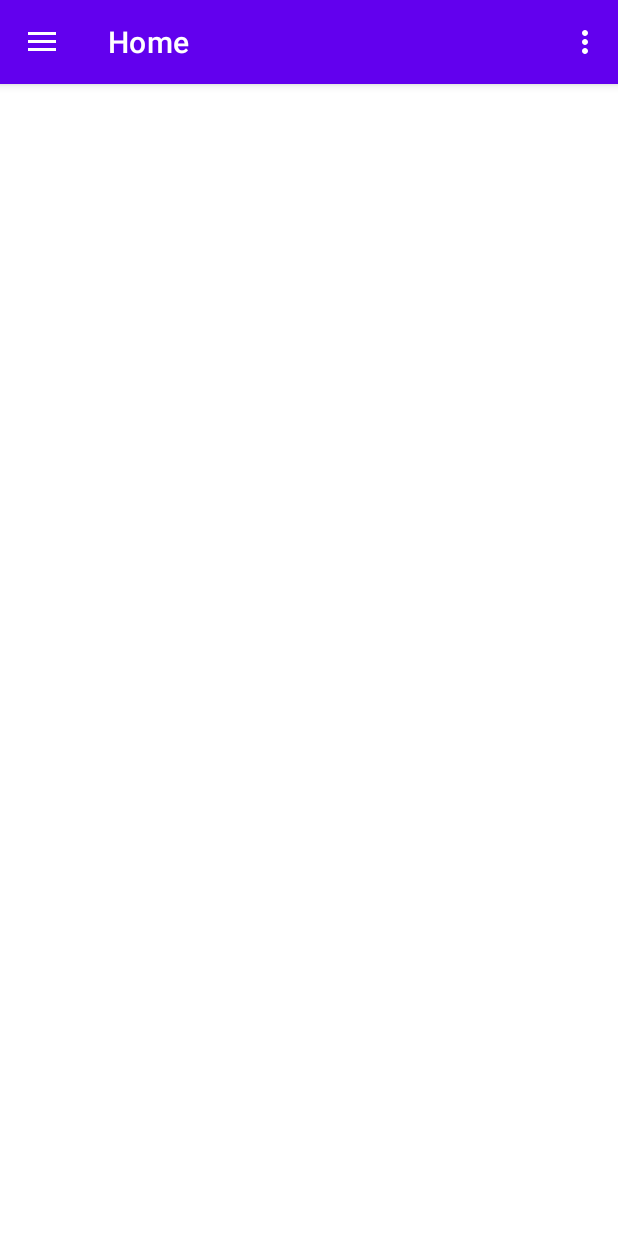
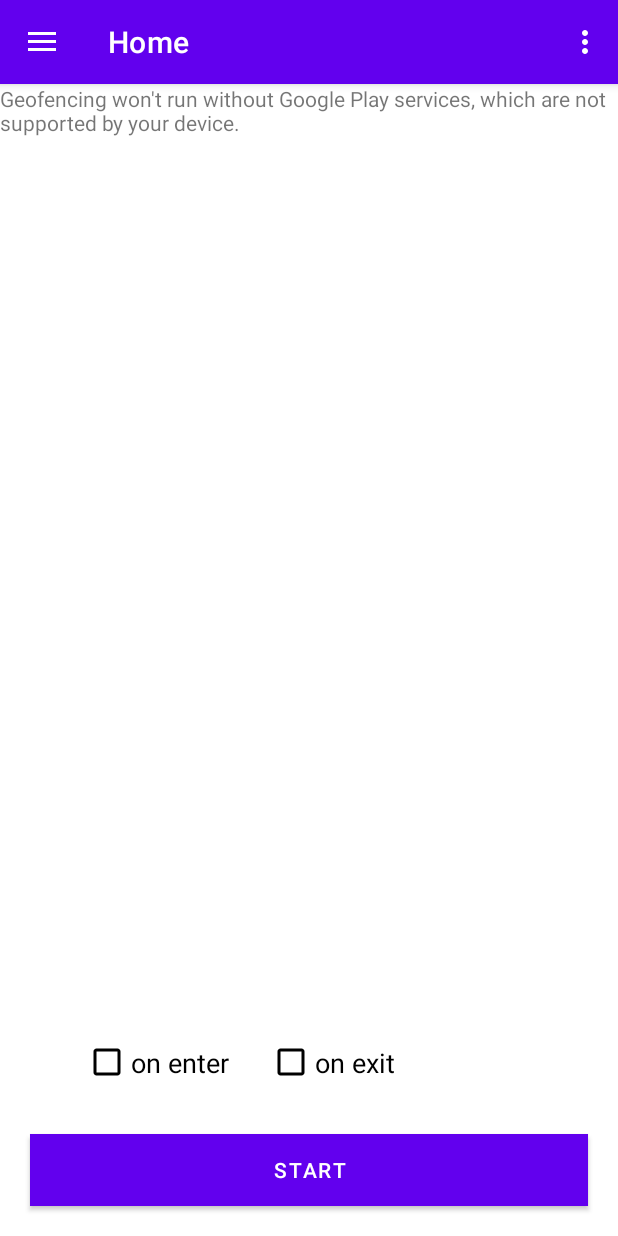
Before and after one commit to suwoji/GPSAlarm-Testing, an Android app: the screen it shows after launch (GeneralActivity), on a phone screen of 412 x 824 dp. Run offline under Robolectric (Android 15) with nearby library versions, the phone set to English and light mode, and no system bars; our stand-ins replace navigation-ui.

Commit message:
UI to start/stop

```diff
--- /dev/null
+++ b/app/src/main/res/layout/fragment_maps.xml
@@ -0,0 +1,85 @@
+<?xml version="1.0" encoding="utf-8"?>
+
+<androidx.constraintlayout.widget.ConstraintLayout xmlns:android="http://schemas.android.com/apk/res/android"
+    xmlns:app="http://schemas.android.com/apk/res-auto"
+    xmlns:tools="http://schemas.android.com/tools"
+    android:layout_width="match_parent"
+    android:layout_height="match_parent"
+    tools:context="com.eebax.geofencing.MapsFragment">
+
+
+    <fragment
+        android:id="@+id/map"
+        android:name="com.google.android.gms.maps.SupportMapFragment"
+        android:layout_width="0dp"
+        android:layout_height="0dp"
+        app:layout_constraintBottom_toBottomOf="parent"
+        app:layout_constraintEnd_toEndOf="parent"
+        app:layout_constraintHorizontal_bias="0.0"
+        app:layout_constraintStart_toStartOf="parent"
+        app:layout_constraintTop_toTopOf="parent"
+        app:layout_constraintVertical_bias="0.0" />
+
+    <RelativeLayout
+        android:id="@+id/modeButton"
+        android:layout_width="0dp"
+        android:layout_height="75dp"
+        android:layout_marginStart="20dp"
+        android:layout_marginEnd="20dp"
+        android:layout_marginBottom="10dp"
+        android:background="@drawable/round_fg_no_frame"
+        android:visibility="visible"
+        app:layout_constraintBottom_toTopOf="@+id/startStopButton"
+        app:layout_constraintEnd_toEndOf="parent"
+        app:layout_constraintHorizontal_bias="0.492"
+        app:layout_constraintStart_toStartOf="parent">
+
+        <CheckBox
+            android:id="@+id/enterCheckBoxMain"
+            android:layout_width="wrap_content"
+            android:layout_height="wrap_content"
+            android:layout_alignParentStart="true"
+            android:layout_alignParentTop="true"
+            android:layout_alignParentBottom="true"
+            android:layout_marginStart="25dp"
+            android:layout_marginTop="5dp"
+            android:layout_marginBottom="5dp"
+            android:buttonTint="#000000"
+
+            android:fontFamily="@fonts/montserrat_semibold"
+            android:text="@string/eng_enter_check_button"
+            android:textColor="#000000"
+            android:textSize="18sp" />
+
+        <CheckBox
+            android:id="@+id/exitCheckBoxMain"
+            android:layout_width="wrap_content"
+            android:layout_height="wrap_content"
+            android:layout_alignParentTop="true"
+            android:layout_alignParentEnd="true"
+            android:layout_alignParentBottom="true"
+            android:layout_marginStart="25dp"
+            android:layout_marginTop="5dp"
+            android:layout_marginEnd="25dp"
+            android:layout_marginBottom="5dp"
+            android:layout_toEndOf="@+id/enterCheckBoxMain"
+
+            android:buttonTint="#000000"
+            android:fontFamily="@fonts/montserrat_semibold"
+            android:text="@string/eng_exit_check_button"
+            android:textColor="#000000"
+            android:textSize="18sp" />
+    </RelativeLayout>
+
+    <Button
+        android:id="@+id/startStopButton"
+        android:layout_width="0dp"
+        android:layout_height="wrap_content"
+        android:layout_marginBottom="20dp"
+        android:background="#0000FF"
+        android:text="@string/start_button"
+        app:layout_constraintBottom_toBottomOf="parent"
+        app:layout_constraintEnd_toEndOf="@+id/modeButton"
+        app:layout_constraintStart_toStartOf="@+id/modeButton" />
+
+</androidx.constraintlayout.widget.ConstraintLayout>
--- a/app/src/main/res/values/strings.xml
+++ b/app/src/main/res/values/strings.xml
@@ -17,6 +17,8 @@
     <string name="eng_options_button">Options</string>
     <string name="eng_alarm_button">Alarm</string>
     <string name="eng_mode_button">Mode</string>
+    <string name="start_button">Start</string>
+    <string name="stop_button">Stop</string>
 
 
     <!-- Sync Preferences -->
```
Also changed, not shown: app/src/main/java/com/eebax/geofencing/MapsFragment.java (added, +305 -0 lines), 1 other file.
